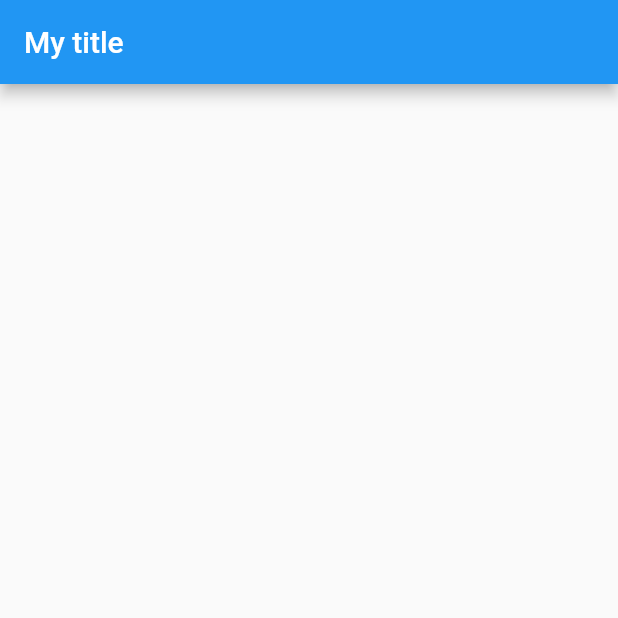
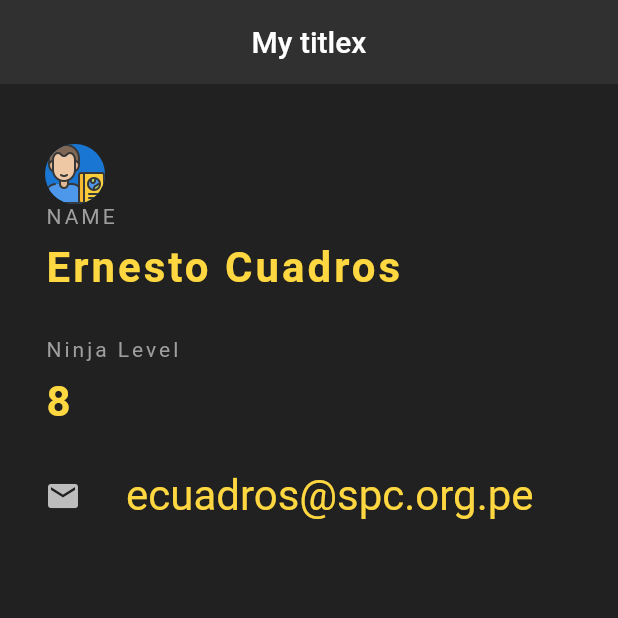
Before and after one commit to ecuadros/ninja_id, a Flutter app: the screen it shows after launch, on a phone screen of 412 x 824 dp, the top half of it. Run offline on Flutter 3.47's test engine with Material 2 defaults, Android fonts, the phone set to English and light mode, and no system bars.

Commit message:
New Images   - Texto formateado

```diff
--- a/lib/main.dart
+++ b/lib/main.dart
@@ -3,6 +3,9 @@ import 'package:flutter/material.dart';
 void main() => runApp(const MaterialApp(
   home: NinjaCard(),
 ));
+
+Color? headerColor = Colors.grey[850];
+Color? bodyColor   = Colors.grey[900];
 
 class NinjaCard extends StatelessWidget {
   const NinjaCard({Key? key}) : super(key: key);
@@ -10,9 +13,70 @@ class NinjaCard extends StatelessWidget {
   @override
   Widget build(BuildContext context) {
     return Scaffold(
+      backgroundColor: bodyColor,
       appBar: AppBar(
-        title: Text('My title'),
+        title: const Text('My titlex'),
+        centerTitle: true,
+        backgroundColor: headerColor,
+        elevation: 0.0,
       ),
+      body: Padding(
+        padding: const EdgeInsets.fromLTRB(30, 40, 30, 0),
+        child: Column(
+           crossAxisAlignment: CrossAxisAlignment.start,
+          children: [
+            CircleAvatar(
+              backgroundImage: AssetImage('assets/image0.png'),
+            ),
+            Text('NAME',
+              style: TextStyle(
+              color: Colors.grey,
+              letterSpacing: 2.0,
+              ),
+            ),
+            SizedBox(height: 10.0),
+            Text('Ernesto Cuadros',
+              style: TextStyle(
+                color: Colors.amberAccent[200],
+                letterSpacing: 2.0,
+                fontSize: 28,
+                fontWeight: FontWeight.bold,
+              ),
+            ),
+            const SizedBox(height: 30.0),
+            Text('Ninja Level',
+              style: TextStyle(
+                color: Colors.grey,
+                letterSpacing: 2.0,
+              ),
+            ),
+            const SizedBox(height: 10.0),
+            Text('8',
+              style: TextStyle(
+                color: Colors.amberAccent[200],
+                letterSpacing: 2.0,
+                fontSize: 28,
+                fontWeight: FontWeight.bold,
+              ),
+            ),
+            SizedBox(height: 30.0),
+            Row(
+              children: [
+                Icon(Icons.email,
+                      color: Colors.grey[400]),
+                SizedBox(width: 30.0),
+                Text('ecuadros@spc.org.pe',
+                  style: TextStyle(
+                      color: Colors.amberAccent[200],
+                      fontSize: 28.0,
+                    ),
+                )
+              ],
+            )
+          ]
+        )
+
+      )
     );
   }
 }
--- a/pubspec.yaml
+++ b/pubspec.yaml
@@ -58,9 +58,8 @@ flutter:
   uses-material-design: true
 
   # To add assets to your application, add an assets section, like this:
-  # assets:
-  #   - images/a_dot_burr.jpeg
-  #   - images/a_dot_ham.jpeg
+  assets:
+    - assets/
 
   # An image asset can refer to one or more resolution-specific "variants", see
   # https://flutter.dev/assets-and-images/#resolution-aware.
```
Also changed, not shown: assets/image0.png (added), assets/image1.jpeg (added).
